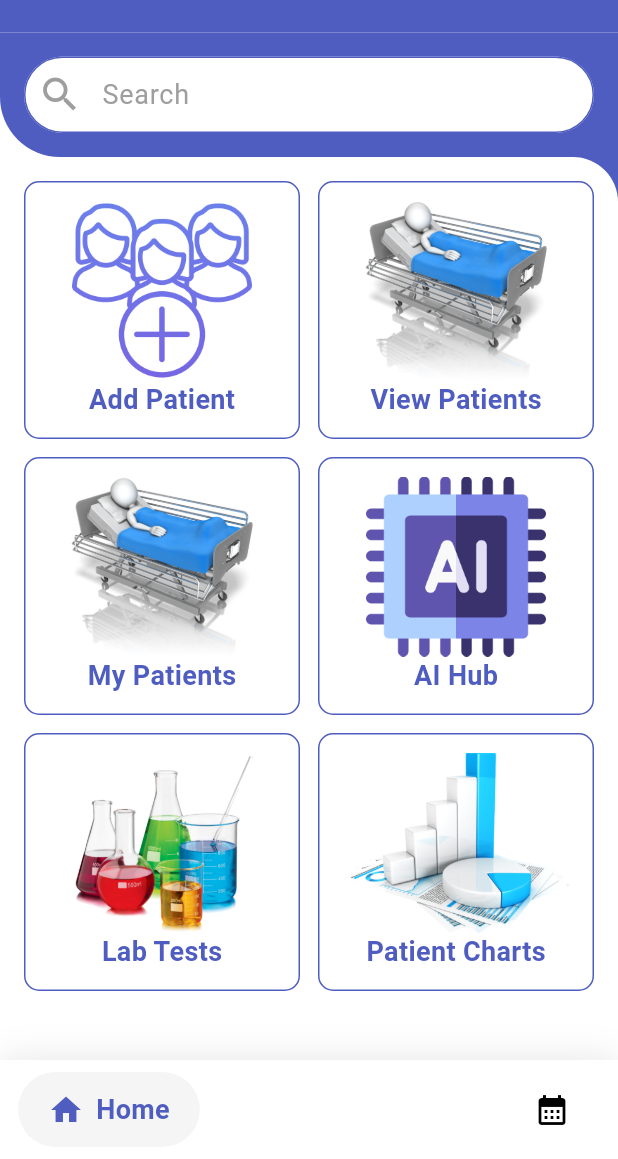
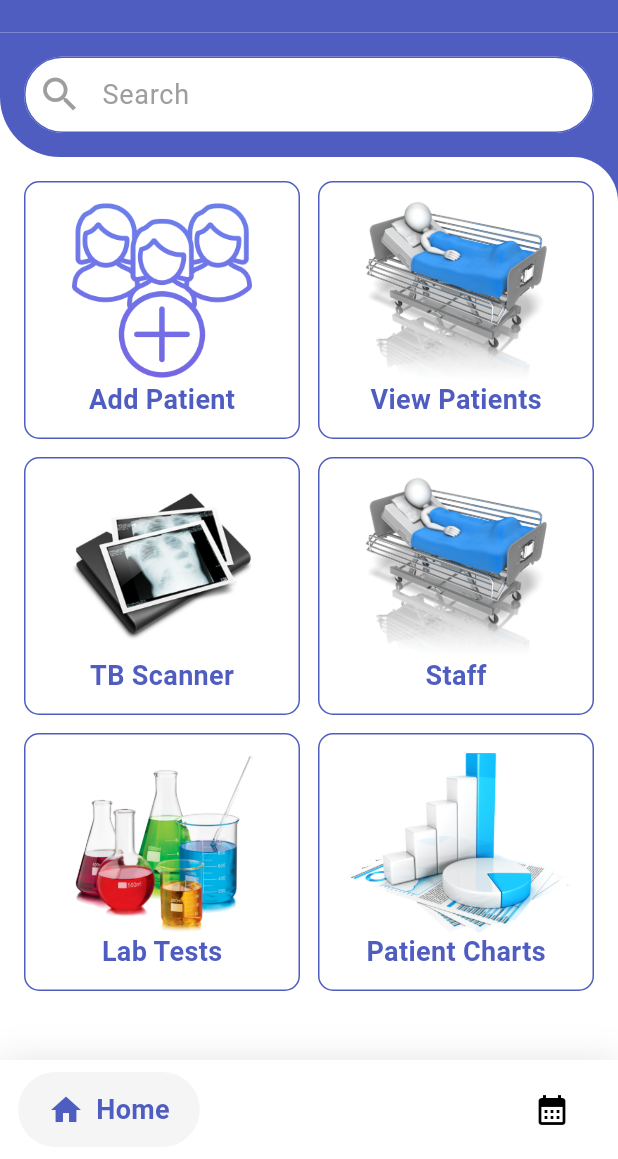
Before and after one commit to KumaloWilson/medique, a Flutter app: the screen it shows once a user with an empty profile is signed in, on a phone screen of 412 x 824 dp, the part 77-1236 px from its top. Run offline on Flutter 3.47's test engine with Material 3 defaults, Android fonts, the phone set to English and light mode, and no system bars; drawn by our look-alikes of google_nav_bar; our stand-ins replace cached_network_image, camera, cloud_firestore, csc_picker, firebase_auth, firebase_core and 13 more; missing offline and left inert: MediGuideAI, extended_phone_number_input, tflite_v2; accounts and stored records are empty; network calls fail; project files that could hold a hidden picture were left out.

Commit message:
xray scanner

```diff
--- a/lib/core/utils/routes.dart
+++ b/lib/core/utils/routes.dart
@@ -9,6 +9,7 @@ import 'package:medique/views/my_patients/next_of_kin_form.dart';
 import 'package:medique/views/my_patients/patient_details.dart';
 import 'package:medique/views/my_patients/patients_screen.dart';
 import 'package:medique/views/my_patients/vitalHistory.dart';
+import 'package:medique/views/tabs/home_tab/ai_hub/xray_scanner.dart';
 import '../../views/auth/email_verification.dart';
 import '../../views/auth/email_verification_success.dart';
 import '../../views/auth/forgot_password.dart';
@@ -36,6 +37,7 @@ class RoutesHelper {
   static String updateShiftScreen = '/updateShift';
   static String nextOfKinDetailsScreen = '/addNextOfKin';
   static String viewAllPatientsScreen = '/viewPatients';
+  static String tbScanner = '/tbScanner';
 
   static List<GetPage> routes = [
     GetPage(
@@ -103,6 +105,8 @@ class RoutesHelper {
           return ViewPatientVitalsHistory(patient: patient,);
         }
     ),
+    GetPage(name: tbScanner, page: () => const XrayScanner()),
+
     GetPage(name: askMediguideScreen, page: () => const AskMediguideScreen()),
   ];
 }
--- /dev/null
+++ b/lib/core/utils/xray_ai_model.dart
@@ -0,0 +1,4 @@
+class XrayAIModels{
+  static String xRayModel = 'assets/models/xray_model/model_unquant.tflite';
+  static String xRayModelLabels = 'assets/models/xray_model/labels.txt';
+}
--- a/lib/views/bottom_navbar/bottomnavigationbar.dart
+++ b/lib/views/bottom_navbar/bottomnavigationbar.dart
@@ -15,7 +15,7 @@ class _NurseMainScreenState extends State<NurseMainScreen> {
   int _selectedIndex = 0;
 
   final List<Widget> _screens = [
-    DoctorHomeScreen(),
+    NurseHomeScreen(),
     Container(),
   ];
 
--- a/lib/views/tabs/home_tab/hometab.dart
+++ b/lib/views/tabs/home_tab/hometab.dart
@@ -1,24 +1,22 @@
 import 'package:firebase_auth/firebase_auth.dart';
 import 'package:flutter/material.dart';
-import 'package:font_awesome_flutter/font_awesome_flutter.dart';
 import 'package:get/get.dart';
 import 'package:medique/core/constants/local_image_constants.dart';
 import 'package:medique/core/utils/routes.dart';
-
-import '../../../animations/fade_in_animation.dart';
 import '../../../animations/leftbounce_animation.dart';
 import '../../../animations/rightbounce_animation.dart';
 import '../../../core/constants/color_constants.dart';
 import '../../../widgets/drawer/doctor_drawer.dart';
+import 'ai_hub/ai_hub.dart';
 
-class DoctorHomeScreen extends StatefulWidget {
-  const DoctorHomeScreen({super.key});
+class NurseHomeScreen extends StatefulWidget {
+  const NurseHomeScreen({super.key});
 
   @override
-  _DoctorHomeScreenState createState() => _DoctorHomeScreenState();
+  _NurseHomeScreenState createState() => _NurseHomeScreenState();
 }
 
-class _DoctorHomeScreenState extends State<DoctorHomeScreen> {
+class _NurseHomeScreenState extends State<NurseHomeScreen> {
   final user = FirebaseAuth.instance.currentUser;
 
   @override
@@ -116,7 +114,8 @@ class _DoctorHomeScreenState extends State<DoctorHomeScreen> {
                 ),
               ),
             ),
-          )),
+          )
+      ),
       body: Container(
         decoration: const BoxDecoration(
             color: Colors.white,
@@ -199,6 +198,41 @@ class _DoctorHomeScreenState extends State<DoctorHomeScreen> {
           Row(
             children: [
               Expanded(
+                child: BounceFromRightAnimation(
+                  delay: 1.5,
+                  child: GestureDetector(
+                    onTap: () {
+
+                      Get.toNamed(RoutesHelper.tbScanner);
+                    },
+                    child: Container(
+                      padding: const EdgeInsets.all(12),
+                      decoration: BoxDecoration(
+                          borderRadius: BorderRadius.circular(10),
+                          border: Border.all(color: Pallete.primaryColor)),
+                      child: Column(
+                        children: [
+                          Image.asset(
+                            LocalImageConstants.xRayScanner,
+                            height: 120,
+                          ),
+                          Text(
+                            'TB Scanner',
+                            style: TextStyle(
+                              color: Pallete.primaryColor,
+                              fontWeight: FontWeight.bold,
+                            ),
+                          ),
+                        ],
+                      ),
+                    ),
+                  ),
+                ),
+              ),
+              const SizedBox(
+                width: 12,
+              ),
+              Expanded(
                 child: BounceFromLeftAnimation(
                   delay: 1.5,
                   child: GestureDetector(
@@ -221,41 +255,7 @@ class _DoctorHomeScreenState extends State<DoctorHomeScreen> {
                             height: 120,
                           ),
                           const Text(
-                            'My Patients',
-                            style: TextStyle(
-                              color: Pallete.primaryColor,
-                              fontWeight: FontWeight.bold,
-                            ),
-                          ),
-                        ],
-                      ),
-                    ),
-                  ),
-                ),
-              ),
-              const SizedBox(
-                width: 12,
-              ),
-              Expanded(
-                child: BounceFromRightAnimation(
-                  delay: 1.5,
-                  child: GestureDetector(
-                    onTap: () {
-                      //Helpers.temporaryNavigator(context, const AIHub());
-                    },
-                    child: Container(
-                      padding: const EdgeInsets.all(12),
-                      decoration: BoxDecoration(
-                          borderRadius: BorderRadius.circular(10),
-                          border: Border.all(color: Pallete.primaryColor)),
-                      child: Column(
-                        children: [
-                          Image.asset(
-                            LocalImageConstants.aiHub,
-                            height: 120,
-                          ),
-                          const Text(
-                            'AI Hub',
+                            'Staff',
                             style: TextStyle(
                               color: Pallete.primaryColor,
                               fontWeight: FontWeight.bold,
--- a/pubspec.yaml
+++ b/pubspec.yaml
@@ -47,6 +47,7 @@ dependencies:
   tuple: ^2.0.2
   dash_chat_2: ^0.0.21
   flutter_animate: ^4.5.0
+  camera: ^0.11.0+2
 
 dev_dependencies:
   flutter_test:
```
Also changed, not shown: lib/views/tabs/home_tab/ai_hub/xray_scanner.dart (+11 -7 lines), lib/widgets/camera/camera_overlay.dart (added, +161 -0 lines), pubspec.lock.
